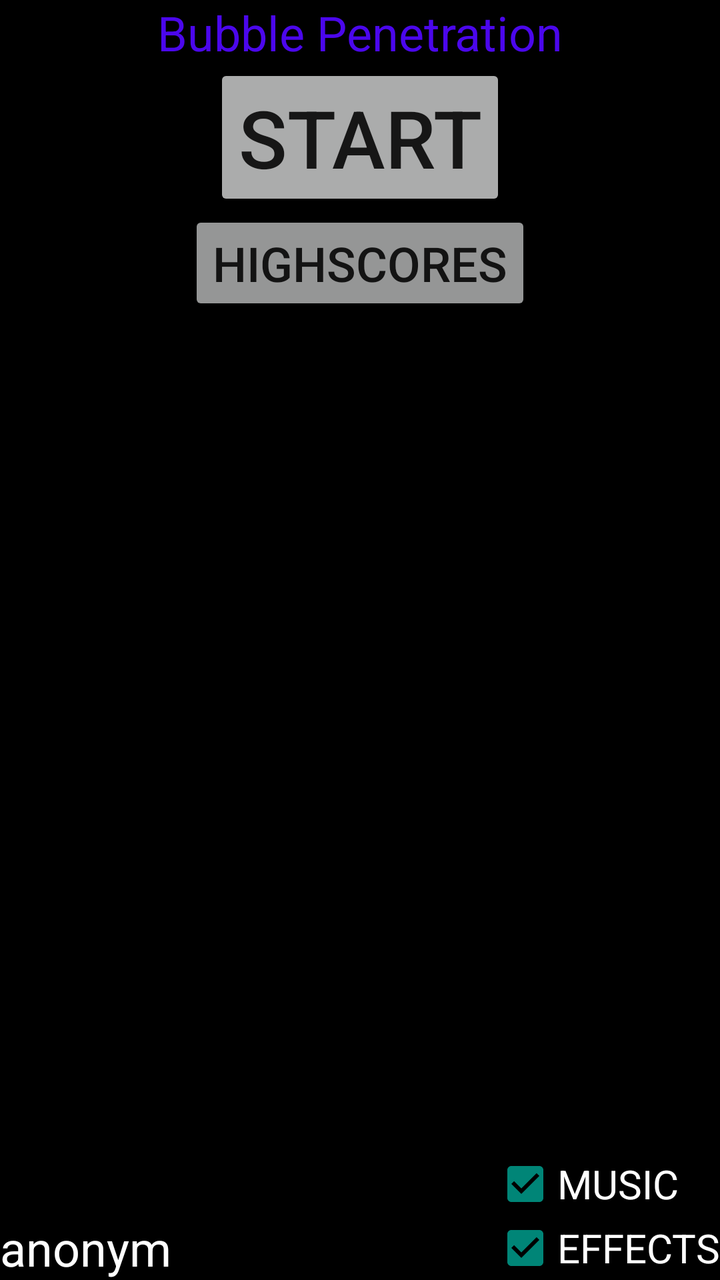
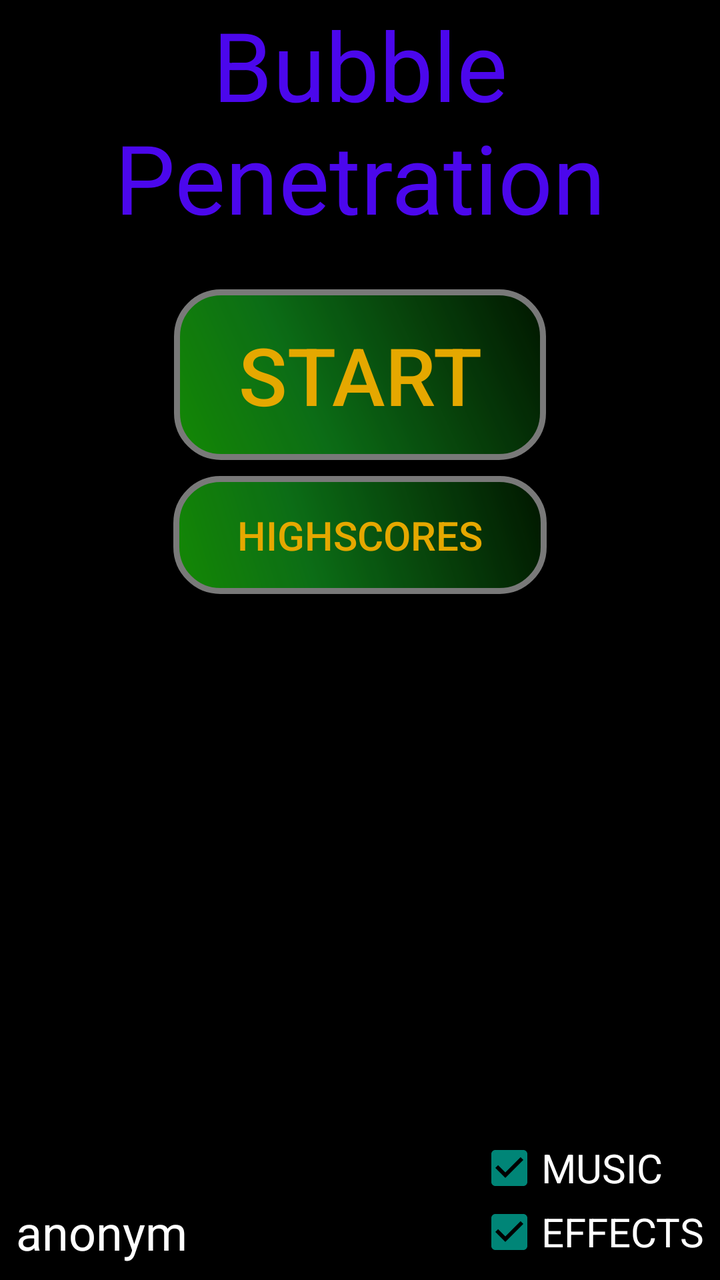

Compare the two renders of this Android layout. The source of the first and the diff that turns it into the second are given below.
<!-- AndroidManifest.xml: application theme AppTheme -->
<!-- res/layout/activity_main.xml -->
<RelativeLayout xmlns:android="http://schemas.android.com/apk/res/android"
    xmlns:tools="http://schemas.android.com/tools" android:layout_width="match_parent"
    android:layout_height="match_parent"
    android:background="@color/black" tools:context="de.spicysources.bubblepenetration.MainActivity">

    <FrameLayout
            android:layout_width="fill_parent"
            android:layout_height="match_parent"
            android:id="@+id/menuGLSurfaceViewHolder"
            android:layout_alignParentStart="false" android:layout_alignParentLeft="false">

    </FrameLayout>

    <TextView
        android:layout_width="fill_parent"
        android:layout_height="wrap_content"
        android:id="@+id/menu_title"
        android:text="Bubble Penetration"
        android:textColor="#ec5108ff"
        android:textSize="24sp"
        android:layout_alignParentTop="true"
        android:layout_gravity="center_horizontal|top"
        android:textAlignment="center" />

    <LinearLayout
        android:orientation="vertical"
        android:layout_width="wrap_content"
        android:layout_height="wrap_content"
        android:layout_gravity="center"
        android:textAlignment="center"
        android:gravity="center"
        android:id="@+id/linearLayout"
        android:layout_marginTop="16dp"
        android:layout_centerHorizontal="true">

        <Button
            android:id="@+id/start_button"
            android:text="@string/start_button_text"
            android:layout_width="wrap_content"
            android:layout_height="wrap_content"
            android:textSize="40sp"
            android:onClick="startGame"
            android:enabled="true"
            android:alpha="0.8"
            android:layout_marginTop="16dp" />

        <Button
            android:id="@+id/highscore_button"
            android:text="@string/highscore_button_text"
            android:layout_width="wrap_content"
            android:layout_height="wrap_content"
            android:textSize="24sp"
            android:onClick="showHighscores"
            android:enabled="true"
            android:alpha="0.7" />

    </LinearLayout>

    <TextView
            android:layout_width="wrap_content"
            android:layout_height="wrap_content"
            android:textAppearance="?android:attr/textAppearanceLarge"
            android:text="@string/username"
            android:id="@+id/menu_username"
            android:layout_gravity="left|bottom"
            android:textSize="24sp"
            android:textColor="#ffffff"
            android:layout_alignParentBottom="true"
            android:layout_alignParentStart="true"
            android:onClick="showUsernameScreen" android:layout_alignParentLeft="true"/>

    <LinearLayout
            android:orientation="vertical"
            android:layout_width="wrap_content"
            android:layout_height="wrap_content"
            android:layout_gravity="right|bottom"
            android:layout_alignParentEnd="true"
            android:layout_alignParentBottom="true" android:layout_alignParentRight="true">

        <CheckBox
                android:layout_width="wrap_content"
                android:layout_height="wrap_content"
                android:text="@string/music"
                android:id="@+id/music_box"
                android:textColor="#ffffff"
                android:textSize="20sp"
                android:checked="true"
                android:onClick="setMusic"/>

        <CheckBox
                android:layout_width="wrap_content"
                android:layout_height="wrap_content"
                android:text="EFFECTS"
                android:id="@+id/effects_box"
                android:textColor="#ffffff"
                android:textSize="20sp"
                android:checked="true"/>
    </LinearLayout>

</RelativeLayout>
<!-- resources referenced by this layout -->
<resources>
  <color name="black">#000000</color>
  <string name="highscore_button_text">Highscores</string>
  <string name="music">MUSIC</string>
  <string name="start_button_text">Start</string>
  <string name="username">anonym</string>
  <style name="AppTheme" parent="Base.Theme.AppCompat.Light.DarkActionBar">
  
      </style>
</resources>

<!-- the commit's change to res/layout/activity_main.xml (unified diff, before → after) -->
@@ -1,82 +1,84 @@
-<RelativeLayout xmlns:android="http://schemas.android.com/apk/res/android"
-    xmlns:tools="http://schemas.android.com/tools" android:layout_width="match_parent"
-    android:layout_height="match_parent"
-    android:background="@color/black" tools:context="de.spicysources.bubblepenetration.MainActivity">
-
+<RelativeLayout
+        xmlns:android="http://schemas.android.com/apk/res/android"
+        android:layout_width="match_parent"
+        android:layout_height="match_parent"
+        android:background="@color/black">
     <FrameLayout
             android:layout_width="fill_parent"
             android:layout_height="match_parent"
             android:id="@+id/menuGLSurfaceViewHolder"
-            android:layout_alignParentStart="false" android:layout_alignParentLeft="false">
-
-    </FrameLayout>
-
-    <TextView
-        android:layout_width="fill_parent"
-        android:layout_height="wrap_content"
-        android:id="@+id/menu_title"
-        android:text="Bubble Penetration"
-        android:textColor="#ec5108ff"
-        android:textSize="24sp"
-        android:layout_alignParentTop="true"
-        android:layout_gravity="center_horizontal|top"
-        android:textAlignment="center" />
-
+            android:layout_centerVertical="true"
+            android:layout_alignParentStart="true"
+            android:layout_alignParentLeft="true"/>
     <LinearLayout
-        android:orientation="vertical"
-        android:layout_width="wrap_content"
-        android:layout_height="wrap_content"
-        android:layout_gravity="center"
-        android:textAlignment="center"
-        android:gravity="center"
-        android:id="@+id/linearLayout"
-        android:layout_marginTop="16dp"
-        android:layout_centerHorizontal="true">
-
+            android:layout_width="match_parent"
+            android:layout_height="wrap_content"
+            android:orientation="vertical"
+            android:layout_gravity="center_vertical">
+        <TextView
+                android:layout_width="fill_parent"
+                android:layout_height="wrap_content"
+                android:id="@+id/menu_title"
+                android:text="@string/bubble_penetration"
+                android:textColor="#ec5108ff"
+                android:textSize="48sp"
+                android:layout_gravity="center"
+                android:textAlignment="center"
+                android:enabled="true"
+                android:layout_marginBottom="16sp"/>
         <Button
-            android:id="@+id/start_button"
-            android:text="@string/start_button_text"
-            android:layout_width="wrap_content"
-            android:layout_height="wrap_content"
-            android:textSize="40sp"
-            android:onClick="startGame"
-            android:enabled="true"
-            android:alpha="0.8"
-            android:layout_marginTop="16dp" />
-
+                android:id="@+id/start_button"
+                android:text="@string/start_button_text"
+                android:layout_width="wrap_content"
+                android:layout_height="wrap_content"
+                android:textSize="40sp"
+                android:onClick="startGame"
+                android:background="@drawable/button"
+                android:enabled="true"
+                android:alpha="0.9"
+                android:textColor="@color/gold"
+                android:clickable="true"
+                android:layout_margin="8dp"
+                android:focusable="true"
+                android:layout_gravity="center_horizontal"/>
         <Button
-            android:id="@+id/highscore_button"
-            android:text="@string/highscore_button_text"
-            android:layout_width="wrap_content"
-            android:layout_height="wrap_content"
-            android:textSize="24sp"
-            android:onClick="showHighscores"
-            android:enabled="true"
-            android:alpha="0.7" />
-
+                android:id="@+id/highscore_button"
+                android:text="@string/highscore_button_text"
+                android:layout_width="wrap_content"
+                android:layout_height="wrap_content"
+                android:textSize="20sp"
+                android:background="@drawable/button"
+                android:onClick="showHighscores"
+                android:enabled="true"
+                android:textColor="@color/gold"
+                android:alpha="0.9"
+                android:clickable="true"
+                android:focusable="true"
+                android:layout_gravity="center_horizontal"/>
     </LinearLayout>
-
     <TextView
             android:layout_width="wrap_content"
             android:layout_height="wrap_content"
-            android:textAppearance="?android:attr/textAppearanceLarge"
             android:text="@string/username"
             android:id="@+id/menu_username"
-            android:layout_gravity="left|bottom"
+            android:layout_gravity="start|bottom"
             android:textSize="24sp"
             android:textColor="#ffffff"
-            android:layout_alignParentBottom="true"
-            android:layout_alignParentStart="true"
-            android:onClick="showUsernameScreen" android:layout_alignParentLeft="true"/>
-
+            android:onClick="showUsernameSelectionScreen"
+            android:layout_marginLeft="8sp"
+            android:layout_marginBottom="8sp"
+            android:clickable="true"
+            android:enabled="true"
+            android:layout_marginStart="8sp"
+            android:focusable="true"
+            android:layout_alignParentBottom="true"/>
     <LinearLayout
-            android:orientation="vertical"
             android:layout_width="wrap_content"
             android:layout_height="wrap_content"
-            android:layout_gravity="right|bottom"
-            android:layout_alignParentEnd="true"
-            android:layout_alignParentBottom="true" android:layout_alignParentRight="true">
-
+            android:orientation="vertical"
+            android:layout_alignParentBottom="true"
+            android:layout_alignParentRight="true"
+            android:layout_alignParentEnd="true">
         <CheckBox
                 android:layout_width="wrap_content"
                 android:layout_height="wrap_content"
@@ -85,8 +87,10 @@
                 android:textColor="#ffffff"
                 android:textSize="20sp"
                 android:checked="true"
-                android:onClick="setMusic"/>
-
+                android:onClick="setMusic"
+                android:enabled="true"
+                android:layout_marginRight="8sp"
+                android:layout_marginEnd="8sp"/>
         <CheckBox
                 android:layout_width="wrap_content"
                 android:layout_height="wrap_content"
@@ -94,7 +98,11 @@
                 android:id="@+id/effects_box"
                 android:textColor="#ffffff"
                 android:textSize="20sp"
-                android:checked="true"/>
+                android:checked="true"
+                android:enabled="true"
+                android:onClick="setEffects"
+                android:layout_marginRight="8sp"
+                android:layout_marginEnd="8sp"
+                android:layout_marginBottom="8sp"/>
     </LinearLayout>
-
 </RelativeLayout>
<!-- resource entries referenced after the edit -->
@@ -1,6 +1,28 @@
 <!-- resources referenced by this layout -->
 <resources>
   <color name="black">#000000</color>
+  <color name="gold">#FFBB00</color>
+  <!-- drawable button (drawable) -->
+  <?xml version="1.0" encoding="utf-8"?>
+  <shape xmlns:android="http://schemas.android.com/apk/res/android" android:shape="rectangle" >
+      <corners android:radius="22dp"/>
+      <gradient
+          android:angle="45"
+          android:centerX="35%"
+          android:centerColor="#0E7A19"
+          android:startColor="#179805"
+          android:endColor="#021900"
+          android:type="linear"/>
+      <padding
+          android:left="32sp"
+          android:top="16sp"
+          android:right="32sp"
+          android:bottom="16sp"/>
+      <stroke
+          android:width="3dp"
+          android:color="#878787"/>
+  </shape>
+  <string name="bubble_penetration">Bubble\nPenetration</string>
   <string name="highscore_button_text">Highscores</string>
   <string name="music">MUSIC</string>
   <string name="start_button_text">Start</string>
